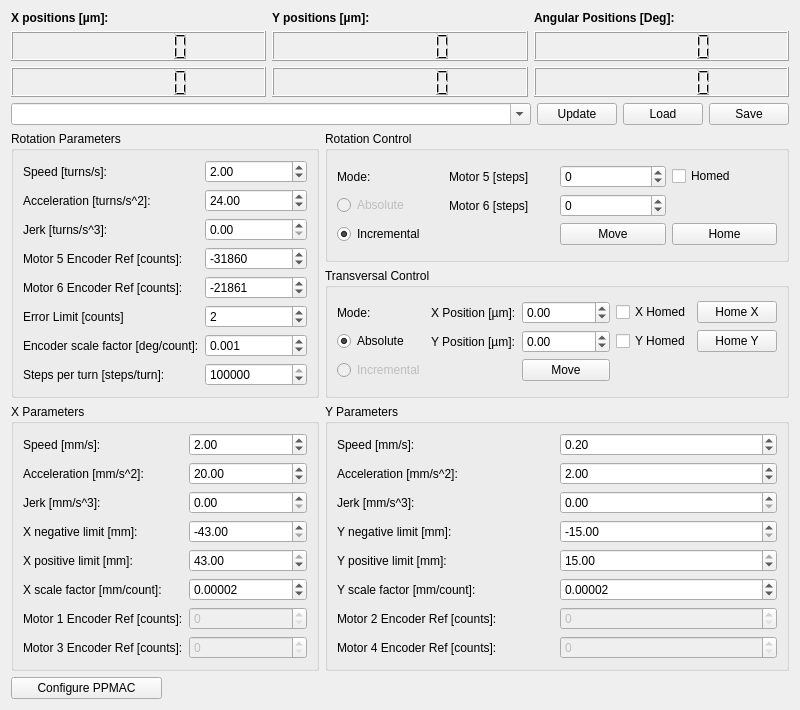
Before: the Qt Designer form flipcoil/gui/ui/ppmacwidget.ui in lnls-ima/flip-coil-control, drawn with Qt 5.
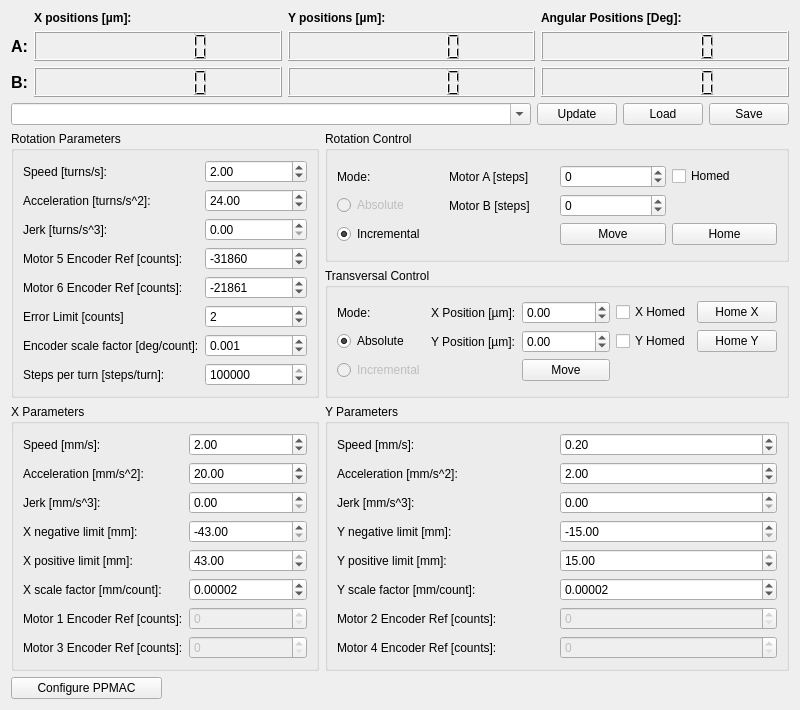
After: the same form once the commit is applied.

What changed in the file:
```diff
--- a/flipcoil/gui/ui/ppmacwidget.ui
+++ b/flipcoil/gui/ui/ppmacwidget.ui
@@ -228,7 +228,7 @@
           <item row="0" column="1">
            <widget class="QLabel" name="label_11">
             <property name="text">
-             <string>Motor 5 [steps]</string>
+             <string>Motor A [steps]</string>
             </property>
            </widget>
           </item>
@@ -265,7 +265,7 @@
           <item row="1" column="1">
            <widget class="QLabel" name="label_12">
             <property name="text">
-             <string>Motor 6 [steps]</string>
+             <string>Motor B [steps]</string>
             </property>
            </widget>
           </item>
@@ -746,14 +746,59 @@
    </item>
    <item row="0" column="0" colspan="3">
     <layout class="QGridLayout" name="gridLayout_2">
-     <item row="1" column="1">
-      <widget class="QLCDNumber" name="lcd_pos2">
+     <item row="1" column="3">
+      <widget class="QLCDNumber" name="lcd_pos5">
+       <property name="sizePolicy">
+        <sizepolicy hsizetype="Minimum" vsizetype="Maximum">
+         <horstretch>0</horstretch>
+         <verstretch>0</verstretch>
+        </sizepolicy>
+       </property>
+       <property name="minimumSize">
+        <size>
+         <width>0</width>
+         <height>30</height>
+        </size>
+       </property>
        <property name="digitCount">
         <number>7</number>
        </property>
       </widget>
      </item>
-     <item row="0" column="1">
+     <item row="0" column="3">
+      <widget class="QLabel" name="label_15">
+       <property name="sizePolicy">
+        <sizepolicy hsizetype="Preferred" vsizetype="Maximum">
+         <horstretch>0</horstretch>
+         <verstretch>0</verstretch>
+        </sizepolicy>
+       </property>
+       <property name="font">
+        <font>
+         <weight>75</weight>
+         <bold>true</bold>
+        </font>
+       </property>
+       <property name="text">
+        <string>Angular Positions [Deg]:</string>
+       </property>
+      </widget>
+     </item>
+     <item row="2" column="1">
+      <widget class="QLCDNumber" name="lcd_pos3">
+       <property name="digitCount">
+        <number>7</number>
+       </property>
+      </widget>
+     </item>
+     <item row="2" column="2">
+      <widget class="QLCDNumber" name="lcd_pos4">
+       <property name="digitCount">
+        <number>7</number>
+       </property>
+      </widget>
+     </item>
+     <item row="0" column="2">
       <widget class="QLabel" name="label_14">
        <property name="sizePolicy">
         <sizepolicy hsizetype="Preferred" vsizetype="Maximum">
@@ -772,26 +817,14 @@
        </property>
       </widget>
      </item>
-     <item row="2" column="2">
-      <widget class="QLCDNumber" name="lcd_pos6">
-       <property name="sizePolicy">
-        <sizepolicy hsizetype="Minimum" vsizetype="Maximum">
-         <horstretch>0</horstretch>
-         <verstretch>0</verstretch>
-        </sizepolicy>
-       </property>
-       <property name="minimumSize">
-        <size>
-         <width>0</width>
-         <height>30</height>
-        </size>
-       </property>
+     <item row="1" column="2">
+      <widget class="QLCDNumber" name="lcd_pos2">
        <property name="digitCount">
         <number>7</number>
        </property>
       </widget>
      </item>
-     <item row="0" column="0">
+     <item row="0" column="1">
       <widget class="QLabel" name="label_13">
        <property name="sizePolicy">
         <sizepolicy hsizetype="Preferred" vsizetype="Maximum">
@@ -810,22 +843,8 @@
        </property>
       </widget>
      </item>
-     <item row="2" column="0">
-      <widget class="QLCDNumber" name="lcd_pos3">
-       <property name="digitCount">
-        <number>7</number>
-       </property>
-      </widget>
-     </item>
-     <item row="2" column="1">
-      <widget class="QLCDNumber" name="lcd_pos4">
-       <property name="digitCount">
-        <number>7</number>
-       </property>
-      </widget>
-     </item>
-     <item row="1" column="2">
-      <widget class="QLCDNumber" name="lcd_pos5">
+     <item row="2" column="3">
+      <widget class="QLCDNumber" name="lcd_pos6">
        <property name="sizePolicy">
         <sizepolicy hsizetype="Minimum" vsizetype="Maximum">
          <horstretch>0</horstretch>
@@ -843,29 +862,50 @@
        </property>
       </widget>
      </item>
-     <item row="1" column="0">
+     <item row="1" column="1">
       <widget class="QLCDNumber" name="lcd_pos1">
        <property name="digitCount">
         <number>7</number>
        </property>
       </widget>
      </item>
-     <item row="0" column="2">
-      <widget class="QLabel" name="label_15">
+     <item row="1" column="0">
+      <widget class="QLabel" name="label_34">
        <property name="sizePolicy">
-        <sizepolicy hsizetype="Preferred" vsizetype="Maximum">
+        <sizepolicy hsizetype="Maximum" vsizetype="Preferred">
          <horstretch>0</horstretch>
          <verstretch>0</verstretch>
         </sizepolicy>
        </property>
        <property name="font">
         <font>
+         <pointsize>12</pointsize>
          <weight>75</weight>
          <bold>true</bold>
         </font>
        </property>
        <property name="text">
-        <string>Angular Positions [Deg]:</string>
+        <string>A:</string>
+       </property>
+      </widget>
+     </item>
+     <item row="2" column="0">
+      <widget class="QLabel" name="label_35">
+       <property name="sizePolicy">
+        <sizepolicy hsizetype="Maximum" vsizetype="Preferred">
+         <horstretch>0</horstretch>
+         <verstretch>0</verstretch>
+        </sizepolicy>
+       </property>
+       <property name="font">
+        <font>
+         <pointsize>12</pointsize>
+         <weight>75</weight>
+         <bold>true</bold>
+        </font>
+       </property>
+       <property name="text">
+        <string>B:</string>
        </property>
       </widget>
      </item>
```
